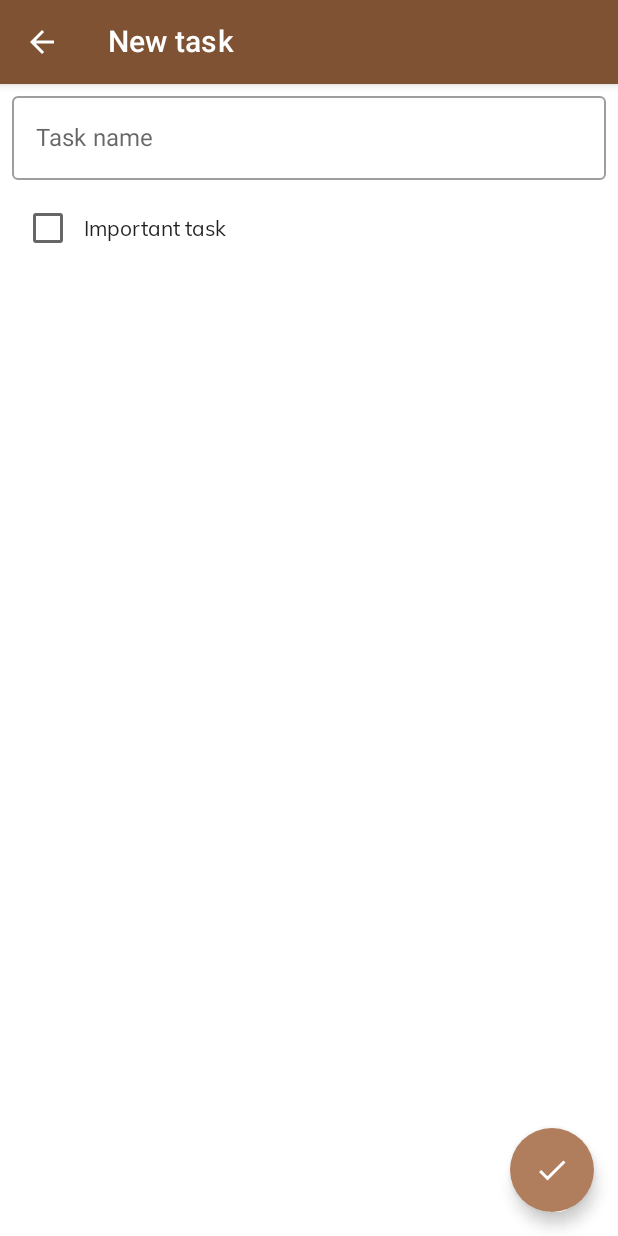
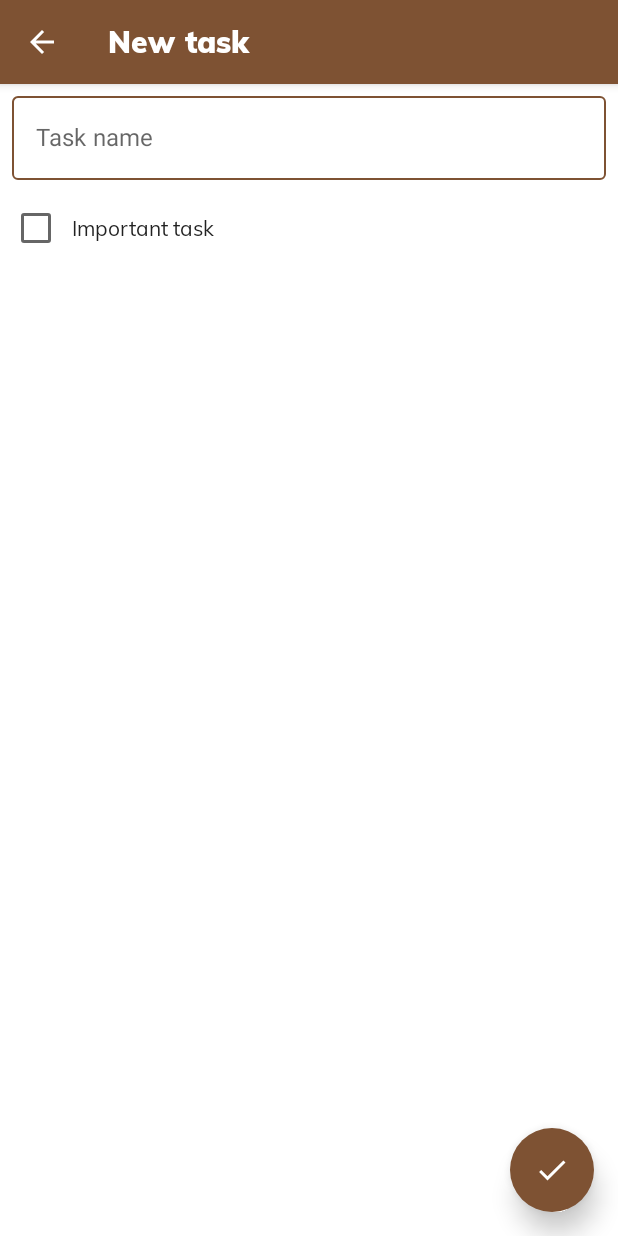
Before and after one commit to raheemadamboev/todo-app, an Android app built with Jetpack Compose: the composable AddTodoScreen shown on its own in the app's theme, on a phone screen of 412 x 824 dp. Run offline under Robolectric (Android 15) with nearby library versions, the light colour scheme and no system bars; our stand-ins replace Dagger/Hilt's generated code, Room's generated code; libraries missing offline, so code that uses them is left out: com.ramcosta.composedestinations; 1 statement that could not run was skipped.

Commit message:
AddTodoScreen.kt styling

```diff
--- a/app/src/main/java/xyz/teamgravity/todo/presentation/screen/AddTodoScreen.kt
+++ b/app/src/main/java/xyz/teamgravity/todo/presentation/screen/AddTodoScreen.kt
@@ -11,12 +11,15 @@ import androidx.compose.ui.Alignment
 import androidx.compose.ui.Modifier
 import androidx.compose.ui.platform.LocalContext
 import androidx.compose.ui.res.stringResource
+import androidx.compose.ui.text.font.Font
+import androidx.compose.ui.text.font.FontFamily
 import androidx.compose.ui.unit.dp
 import androidx.hilt.navigation.compose.hiltViewModel
 import com.ramcosta.composedestinations.annotation.Destination
 import com.ramcosta.composedestinations.navigation.DestinationsNavigator
 import kotlinx.coroutines.flow.collectLatest
 import xyz.teamgravity.todo.R
+import xyz.teamgravity.todo.presentation.theme.Brown500
 import xyz.teamgravity.todo.presentation.theme.White
 import xyz.teamgravity.todo.presentation.viewmodel.AddTodoViewModel
 
@@ -48,7 +51,12 @@ fun AddTodoScreen(
         scaffoldState = scaffold,
         topBar = {
             TopAppBar(
-                title = { Text(text = stringResource(id = R.string.new_task)) },
+                title = {
+                    Text(
+                        text = stringResource(id = R.string.new_task),
+                        fontFamily = FontFamily(listOf(Font(R.font.muli_black)))
+                    )
+                },
                 navigationIcon = {
                     IconButton(onClick = { navigator.popBackStack() }) {
                         Icon(
@@ -60,7 +68,11 @@ fun AddTodoScreen(
             )
         },
         floatingActionButton = {
-            FloatingActionButton(onClick = viewmodel::onSaveTodo) {
+            FloatingActionButton(
+                onClick = viewmodel::onSaveTodo,
+                elevation = FloatingActionButtonDefaults.elevation(10.dp),
+                backgroundColor = Brown500
+            ) {
                 Icon(
                     imageVector = Icons.Default.Done,
                     contentDescription = stringResource(id = R.string.cd_done_button),
@@ -70,16 +82,18 @@ fun AddTodoScreen(
         },
         modifier = Modifier.fillMaxSize()
     ) {
-        Column(
-            modifier = Modifier
-                .fillMaxSize()
-                .padding(top = 8.dp, start = 8.dp, end = 8.dp)
-        ) {
+        Column(modifier = Modifier.fillMaxSize()) {
             OutlinedTextField(
                 value = viewmodel.name,
                 onValueChange = viewmodel::onNameChange,
                 placeholder = { Text(text = stringResource(id = R.string.task_name)) },
-                modifier = Modifier.fillMaxWidth()
+                colors = TextFieldDefaults.outlinedTextFieldColors(
+                    focusedBorderColor = MaterialTheme.colors.primary,
+                    unfocusedBorderColor = MaterialTheme.colors.primary
+                ),
+                modifier = Modifier
+                    .fillMaxWidth()
+                    .padding(top = 8.dp, start = 8.dp, end = 8.dp)
             )
             Spacer(modifier = Modifier.height(8.dp))
             Row(
@@ -91,6 +105,7 @@ fun AddTodoScreen(
                     onCheckedChange = viewmodel::onImportantChange
                 )
                 Text(text = stringResource(id = R.string.important_task))
+                Spacer(modifier = Modifier.width(8.dp))
             }
         }
     }
```
